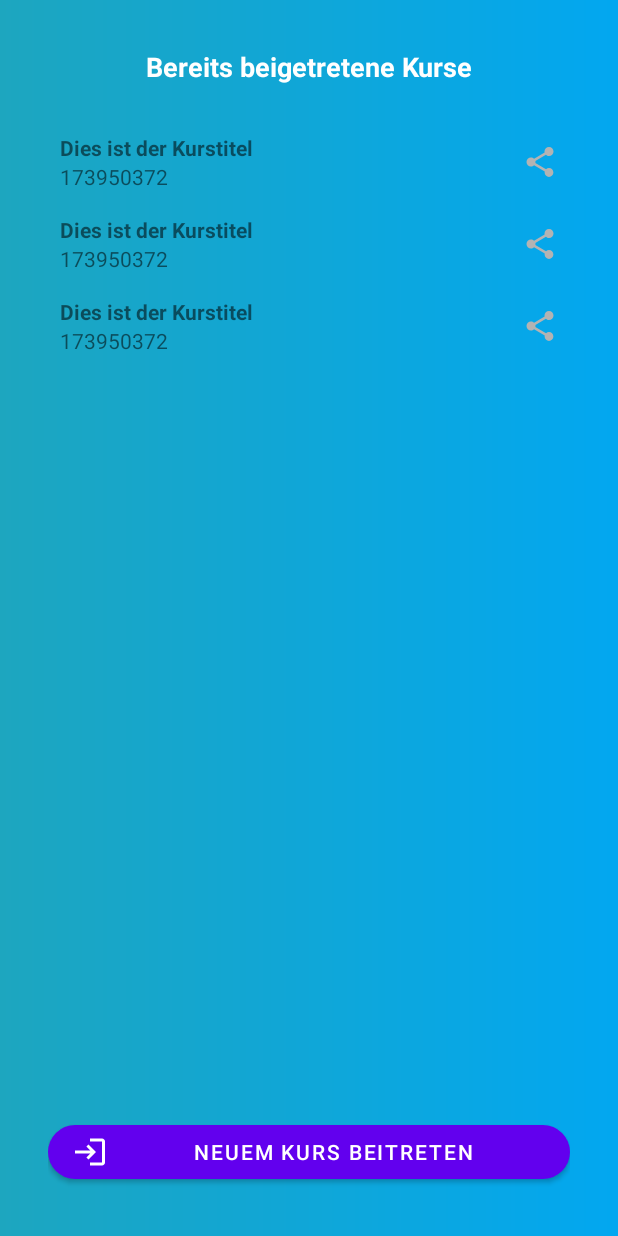
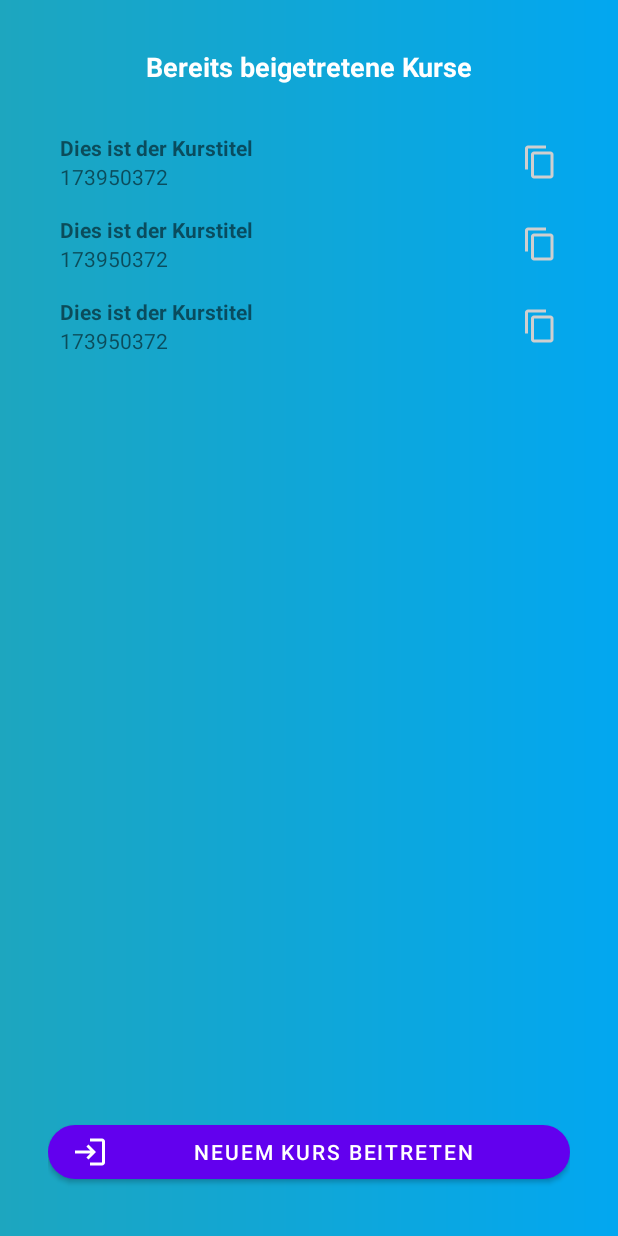
Before and after one commit to ASE-Projekte-WS-2021/ase-ws-21-unser-horsaal, an Android app: the layout fragment_courses.xml on its own in the app's theme, with its tools: preview values and no code run, on a phone screen of 412 x 824 dp. Run offline under Robolectric (Android 15) with nearby library versions, the phone set to English and light mode, and no system bars.

Commit message:
Course copy-image-view update

```diff
--- /dev/null
+++ b/app/src/main/res/drawable/ic_baseline_content_copy_24.xml
@@ -0,0 +1,5 @@
+<vector android:height="24dp" android:tint="#FFFFFF"
+    android:viewportHeight="24" android:viewportWidth="24"
+    android:width="24dp" xmlns:android="http://schemas.android.com/apk/res/android">
+    <path android:fillColor="@android:color/white" android:pathData="M16,1L4,1c-1.1,0 -2,0.9 -2,2v14h2L4,3h12L16,1zM19,5L8,5c-1.1,0 -2,0.9 -2,2v14c0,1.1 0.9,2 2,2h11c1.1,0 2,-0.9 2,-2L21,7c0,-1.1 -0.9,-2 -2,-2zM19,21L8,21L8,7h11v14z"/>
+</vector>
--- a/app/src/main/res/layout/simple_course_item.xml
+++ b/app/src/main/res/layout/simple_course_item.xml
@@ -30,7 +30,7 @@
         android:id="@+id/courseItemShareImageView"
         android:layout_width="wrap_content"
         android:layout_height="wrap_content"
-        android:src="@drawable/ic_baseline_share_24"
+        android:src="@drawable/ic_baseline_content_copy_24"
         android:clickable="true"
         app:layout_constraintBottom_toBottomOf="parent"
         app:layout_constraintEnd_toEndOf="parent"
--- a/app/src/main/res/values/colors.xml
+++ b/app/src/main/res/values/colors.xml
@@ -8,5 +8,5 @@
     <color name="black">#FF000000</color>
     <color name="white">#FFFFFFFF</color>
     <color name="blue">#2BC6FF</color>
-    <color name="grey">#FFB3B3B3</color>
+    <color name="grey">#FFCFCFCF</color>
 </resources>
```
